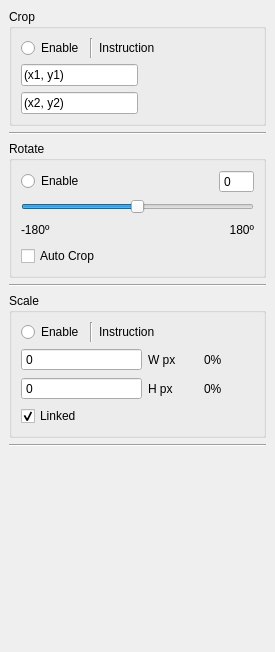
mattykakes/qcvTouchUp, file src/transformmenu.ui: the form before one commit.
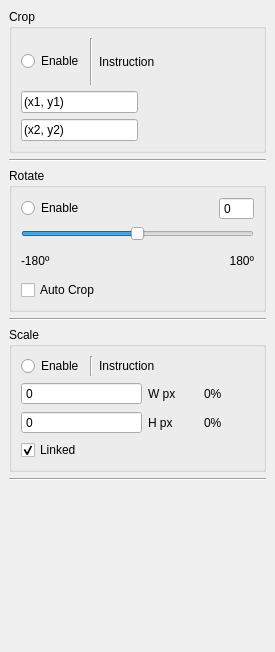
The form after the commit. Icons and pictures are not drawn.

Patch:
```diff
--- a/src/transformmenu.ui
+++ b/src/transformmenu.ui
@@ -449,10 +449,13 @@
       <property name="orientation">
        <enum>Qt::Vertical</enum>
       </property>
+      <property name="sizeType">
+       <enum>QSizePolicy::Preferred</enum>
+      </property>
       <property name="sizeHint" stdset="0">
        <size>
         <width>20</width>
-        <height>40</height>
+        <height>6</height>
        </size>
       </property>
      </spacer>
@@ -502,10 +505,13 @@
       <property name="orientation">
        <enum>Qt::Vertical</enum>
       </property>
+      <property name="sizeType">
+       <enum>QSizePolicy::Preferred</enum>
+      </property>
       <property name="sizeHint" stdset="0">
        <size>
         <width>20</width>
-        <height>40</height>
+        <height>6</height>
        </size>
       </property>
      </spacer>
```
